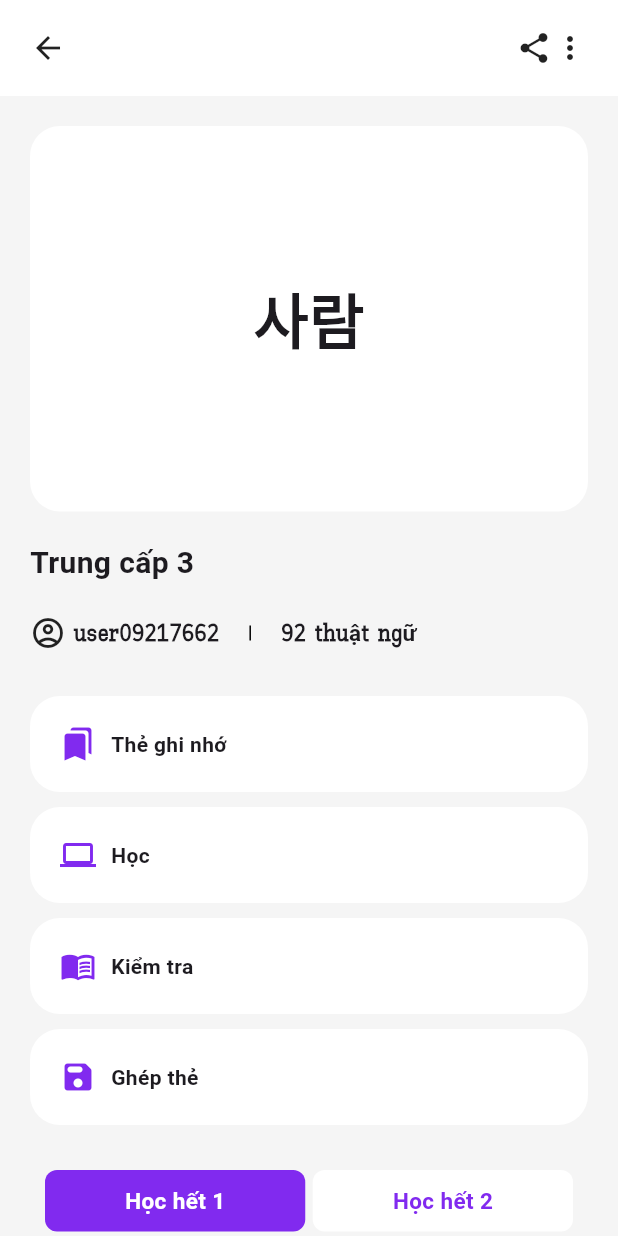
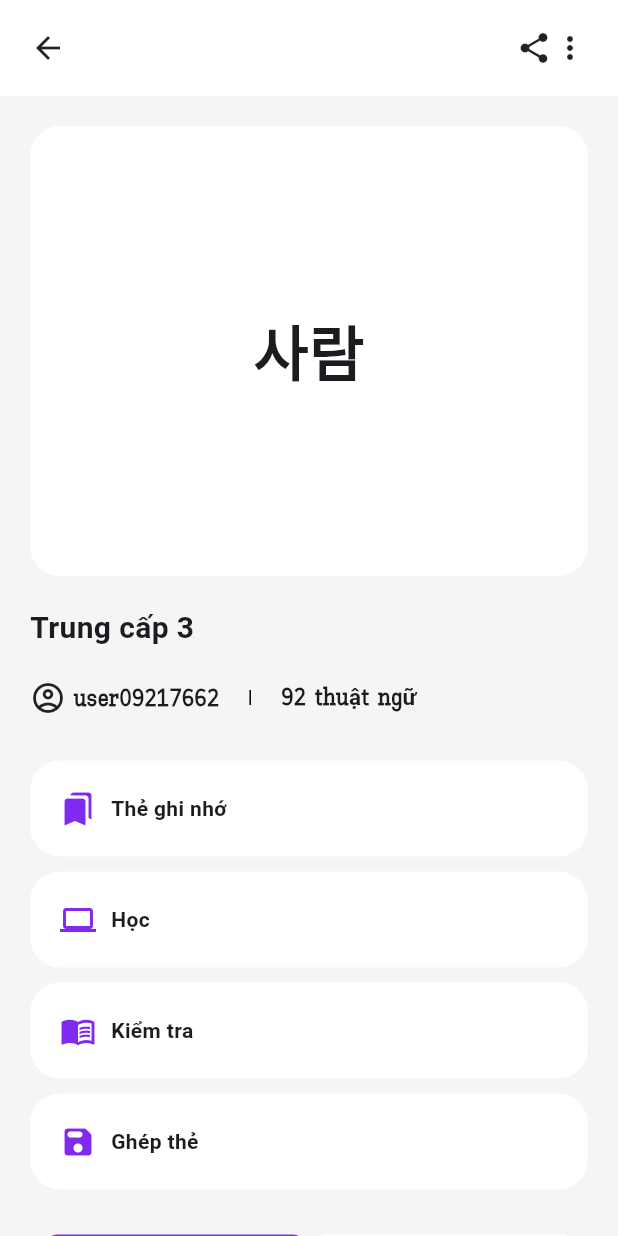
Before and after one commit to quangthangit/Vocab-Korea, a Flutter app: the HomeLesson screen opened by its route, on a phone screen of 412 x 824 dp. Run offline on Flutter 3.47's test engine with Material 3 defaults, Android fonts, the phone set to English and light mode, and no system bars; drawn by our look-alikes of flip_card; our stand-ins replace curved_navigation_bar, flutter_tts.

Commit message:
update flash card lesson page

```diff
--- a/lib/pages/HomeLessonPage.dart
+++ b/lib/pages/HomeLessonPage.dart
@@ -1,7 +1,8 @@
 import 'package:flutter/material.dart';
+import 'package:flip_card/flip_card.dart';
 import 'package:vocabkpop/data_test/vocabulary_data.dart';
+import 'package:vocabkpop/models/Vocabulary.dart';
 import 'package:vocabkpop/widget/bar/HomeLessonBar.dart';
-import 'package:vocabkpop/app_colors.dart';
 
 class HomeLesson extends StatefulWidget {
   const HomeLesson({super.key});
@@ -12,6 +13,15 @@ class HomeLesson extends StatefulWidget {
 
 class _HomeLessonState extends State<HomeLesson> {
   int selectedContainer = 0;
+  late PageController _pageController;
+  late List<Vocabulary> _vocabularyList;
+
+  @override
+  void initState() {
+    super.initState();
+    _pageController = PageController();
+    _vocabularyList = vocabularyList; // Initialize with your vocabulary list
+  }
 
   void _onContainerTap(int index) {
     setState(() {
@@ -38,23 +48,52 @@ class _HomeLessonState extends State<HomeLesson> {
   @override
   Widget build(BuildContext context) {
     return Scaffold(
-      backgroundColor: AppColors.background,
+      backgroundColor: const Color(0xFFF5F5F5),
       body: SafeArea(
         child: ListView(
           children: [
             const HomeLessonBar(),
             Container(
+              height: 300,
               margin: const EdgeInsets.all(20),
-              padding: const EdgeInsets.symmetric(vertical: 100),
+              padding: const EdgeInsets.symmetric(vertical: 10),
               decoration: BoxDecoration(
                 color: Colors.white,
                 borderRadius: BorderRadius.circular(20),
               ),
-              child: const Center(
-                child: Text(
-                  '사람',
-                  style: TextStyle(fontSize: 40, fontWeight: FontWeight.bold),
-                ),
+              child: PageView.builder(
+                controller: _pageController,
+                itemCount: _vocabularyList.length,
+                itemBuilder: (context, index) {
+                  return Center(
+                    child: FlipCard(
+                      front: Container(
+                        padding: const EdgeInsets.all(20),
+                        child: Column(
+                          mainAxisAlignment: MainAxisAlignment.center,
+                          children: [
+                            Text(
+                              _vocabularyList[index].korean,
+                              style: const TextStyle(fontSize: 40, fontWeight: FontWeight.bold),
+                            ),
+                          ],
+                        ),
+                      ),
+                      back: Container(
+                        padding: const EdgeInsets.all(20),
+                        child: Column(
+                          mainAxisAlignment: MainAxisAlignment.center,
+                          children: [
+                            Text(
+                              _vocabularyList[index].vietnamese,
+                              style: const TextStyle(fontSize: 40, fontWeight: FontWeight.bold),
+                            ),
+                          ],
+                        ),
+                      ),
+                    ),
+                  );
+                },
               ),
             ),
             Container(
@@ -189,7 +228,6 @@ class _HomeLessonState extends State<HomeLesson> {
                 ],
               ),
             ),
-            // Vocabulary List
             ...vocabularyList.map((vocab) {
               bool shouldShowVocab = selectedContainer == 0 || (selectedContainer == 1 && vocab.star == 1);
 
@@ -233,4 +271,10 @@ class _HomeLessonState extends State<HomeLesson> {
       ),
     );
   }
+
+  @override
+  void dispose() {
+    _pageController.dispose();
+    super.dispose();
+  }
 }
```
Also changed, not shown: lib/components/FlashCard.dart (added, +35 -0 lines), lib/components/FlashCardWithAudio.dart (added, +59 -0 lines), lib/pages/FlashCardPage.dart (+9 -53 lines).
